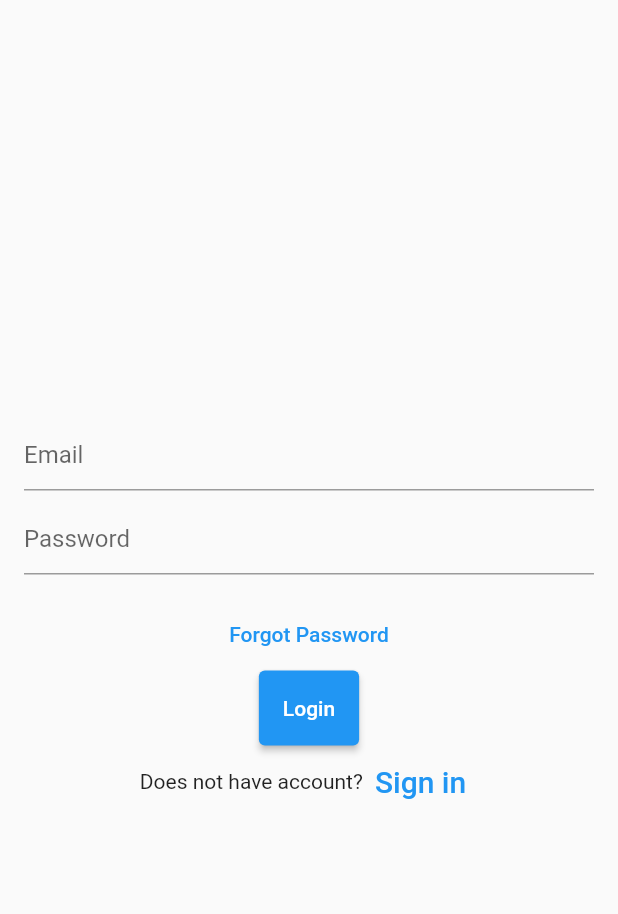
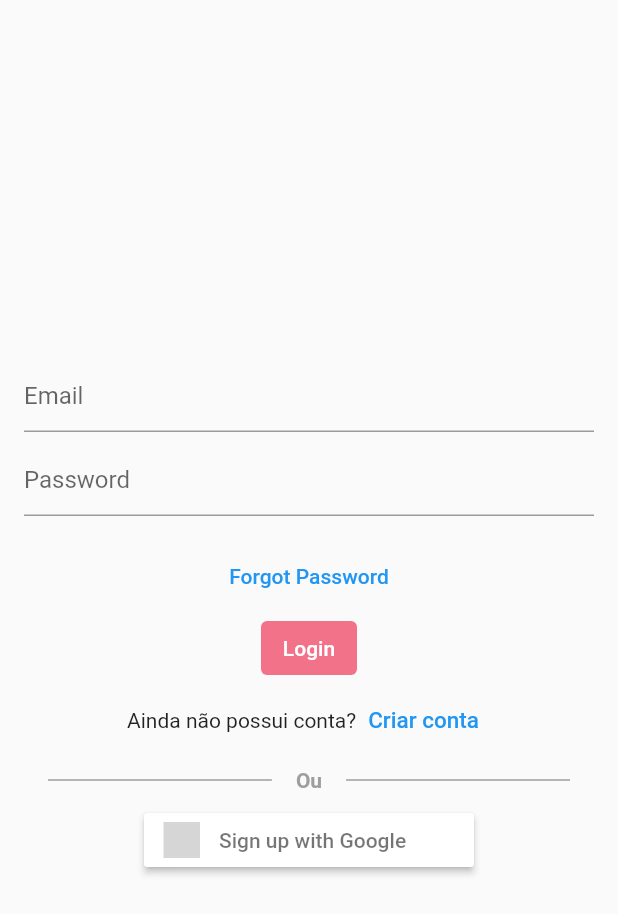
Before and after one commit to HenriqueKazzak/flutter_meu-atelie-app, a Flutter app: the screen it shows after launch, after a tap on "Login", on a phone screen of 412 x 824 dp. Shown: the top 914 px of the screen. Run offline on Flutter 3.47's test engine with Material 2 defaults, Android fonts, the phone set to English and light mode, and no system bars; our stand-ins replace firebase_auth, firebase_core, flutter_signin_button, google_sign_in; accounts and stored records are empty; grey boxes are pictures that could not be loaded.

Commit message:
Add login with google

```diff
--- /dev/null
+++ b/lib/SplashScreen.dart
@@ -0,0 +1,46 @@
+import 'package:firebase_auth/firebase_auth.dart';
+import 'package:flutter/material.dart';
+
+import 'login/LoginPage.dart';
+
+class SplashScreen extends StatefulWidget {
+  const SplashScreen({Key? key}) : super(key: key);
+
+  @override
+  State<SplashScreen> createState() => _SplashScreenState();
+}
+
+class _SplashScreenState extends State<SplashScreen> {
+  final FirebaseAuth firebaseAuth = FirebaseAuth.instance;
+
+
+
+  @override
+  void initState(){
+    super.initState();
+    checkCurrentUser();
+  }
+  Future<void> checkCurrentUser() async {
+    await Future.delayed(const Duration(seconds: 2));
+    User? user = firebaseAuth.currentUser;
+    if (user != null) {
+/*      Navigator.of(context).pushReplacement(
+        MaterialPageRoute(builder: (_) => HomePage(user: user)),
+      );*/
+      print('HOMEPAGE');
+    } else {
+      Navigator.of(context).pushReplacement(
+        MaterialPageRoute(builder: (_) => LoginPage()),
+      );
+    }
+  }
+
+  @override
+  Widget build(BuildContext context) {
+    return const Scaffold(
+      body: Center(
+        child: CircularProgressIndicator(),
+      ),
+    );
+  }
+}
--- a/lib/login/LoginPage.dart
+++ b/lib/login/LoginPage.dart
@@ -1,6 +1,8 @@
 import 'package:firebase_auth/firebase_auth.dart';
 import 'package:flutter/material.dart';
+import 'package:flutter_signin_button/flutter_signin_button.dart';
 import 'package:google_sign_in/google_sign_in.dart';
+import 'package:meu_atelie/register/RegisterPage.dart';
 
 class LoginPage extends StatefulWidget {
   @override
@@ -26,59 +28,97 @@ class _LoginPageState extends State<LoginPage> {
 
   @override
   Widget build(BuildContext context) {
-    final TextEditingController _emailController = TextEditingController();
-    final TextEditingController _passwordController = TextEditingController();
     return Scaffold(
       body: Padding(
         padding: const EdgeInsets.all(16.0),
         child: Column(
           mainAxisAlignment: MainAxisAlignment.center,
           children: <Widget>[
-            TextField(
-              controller: _emailController,
+            const TextField(
               decoration: InputDecoration(
                 hintText: 'Email',
               ),
             ),
-            SizedBox(height: 8),
-            TextField(
-              controller: _passwordController,
+            const SizedBox(height: 8),
+            const TextField(
               decoration: InputDecoration(
                 hintText: 'Password',
               ),
               obscureText: true,
             ),
-            SizedBox(height: 16),
+            const SizedBox(height: 16),
             TextButton(
               onPressed: () {
-                //forgot password screen
+
               },
-              child: const Text('Forgot Password',),
+              child: const Text(
+                'Forgot Password',
+              ),
             ),
-            Container(
-                height: 50,
-                padding: const EdgeInsets.fromLTRB(10, 0, 10, 0),
-                child: ElevatedButton(
-                  child: const Text('Login'),
-                  onPressed: () {
-                  },
-                )
+            TextButton(
+              style: ButtonStyle(
+                backgroundColor: MaterialStateProperty.all<Color>(Color.fromRGBO(242, 114, 137,100)),
+              ),
+              onPressed: () {
+              },
+              child: const Text(style: TextStyle(color: Colors.white),
+                  "Login"
+              )
             ),
             Row(
+              mainAxisAlignment: MainAxisAlignment.center,
               children: <Widget>[
-                const Text('Does not have account?'),
+                const Text('Ainda não possui conta?'),
                 TextButton(
                   child: const Text(
-                    'Sign in',
-                    style: TextStyle(fontSize: 20),
+                    'Criar conta',
+                    style: TextStyle(fontSize: 15),
                   ),
                   onPressed: () {
-                    //signup screen
+                    Navigator.push(context,
+                        MaterialPageRoute(
+                            builder: (context) =>
+                            const RegisterPage()
+                        )
+                    );
                   },
                 )
               ],
-              mainAxisAlignment: MainAxisAlignment.center,
             ),
+            Row(
+              children: const <Widget>[
+                Expanded(
+                  child: Divider(
+                    color: Colors.grey,
+                    thickness: 1,
+                    height: 32,
+                    indent: 16,
+                    endIndent: 16,
+                  ),
+                ),
+                Text(
+                  'Ou',
+                  style: TextStyle(
+                    color: Colors.grey,
+                    fontWeight: FontWeight.bold,
+                  ),
+                ),
+                Expanded(
+                  child: Divider(
+                    color: Colors.grey,
+                    thickness: 1,
+                    height: 32,
+                    indent: 16,
+                    endIndent: 16,
+                  ),
+                )
+              ],
+            ),
+            SignInButton(
+              Buttons.Google,
+              text: "Sign up with Google",
+              onPressed: _signInWithGoogle,
+            )
           ],
         ),
       ),
--- a/lib/main.dart
+++ b/lib/main.dart
@@ -1,27 +1,34 @@
 import 'package:firebase_core/firebase_core.dart';
 import 'package:flutter/material.dart';
+import 'package:meu_atelie/SplashScreen.dart';
 import 'config/firebase_options.dart';
-import 'login/LoginPage.dart';
 
 
 void main() async {
   WidgetsFlutterBinding.ensureInitialized();
   await Firebase.initializeApp(
+    name: "meuAtelie",
     options: DefaultFirebaseOptions.currentPlatform,
   );
-  runApp(const MyApp());
+  runApp(const MeuAtelie());
 }
-class MyApp extends StatelessWidget {
-  const MyApp({super.key});
+class MeuAtelie extends StatelessWidget {
+  const MeuAtelie({super.key});
 
   @override
   Widget build(BuildContext context) {
     return MaterialApp(
       title: 'Atelie',
       theme: ThemeData(
-        primarySwatch: Colors.blue
+        primarySwatch: Colors.blue,
+        buttonTheme: ButtonThemeData(
+          textTheme: ButtonTextTheme.accent,
+          colorScheme: Theme.of(context).colorScheme.copyWith(
+          primary: const Color.fromRGBO(242, 114, 137,100),
+          secondary: Colors.white,)
+        ),
       ),
-      home: LoginPage(),
+      home: SplashScreen(),
     );
   }
 }
--- a/pubspec.yaml
+++ b/pubspec.yaml
@@ -39,6 +39,7 @@ dependencies:
   firebase_auth: ^4.2.6
   google_sign_in: ^5.0.2
   firebase_core: ^2.5.0
+  flutter_signin_button: ^2.0.0
 
 dev_dependencies:
   flutter_test:
```
Also changed, not shown: lib/login/bloc/CadastrarBloc.dart (deleted, +0 -10 lines), lib/register/RegisterPage.dart (renamed from lib/register/registerPage.dart, +6 -3 lines), lib/register/bloc/RegisterBloc.dart (added, +32 -0 lines), pubspec.lock, 2 other files.
